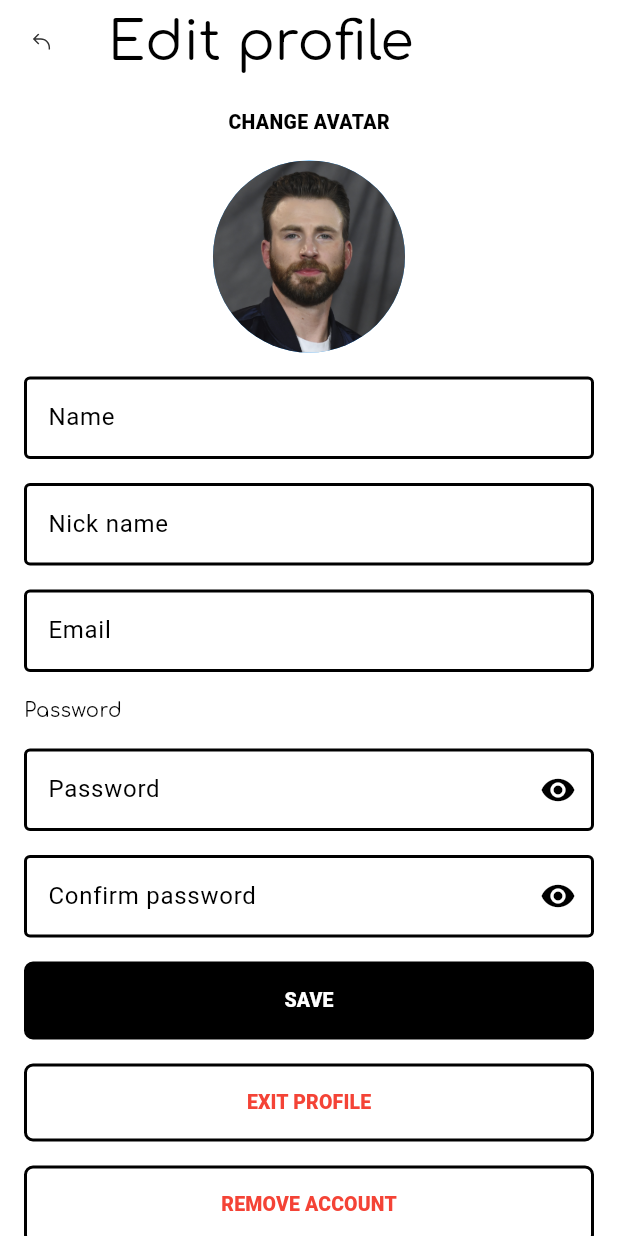
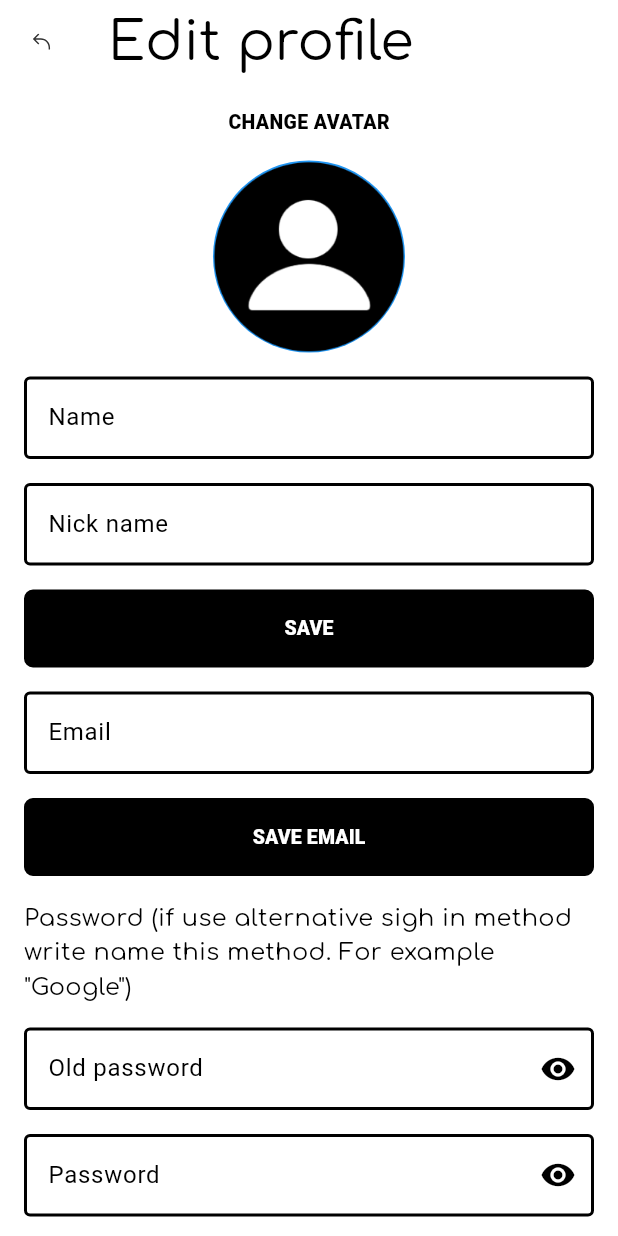
Before and after one commit to VLad345406/flutter_photo, a Flutter app: the ProfileScreen screen opened directly, after a tap on the "settings" icon, on a phone screen of 412 x 824 dp. Run offline on Flutter 3.47's test engine with Material 3 defaults, Android fonts, the phone set to English and light mode, and no system bars; our stand-ins replace cloud_firestore, firebase_auth, firebase_core, firebase_storage, flutter_svg, google_fonts and 4 more; accounts and stored records are empty.

Commit message:
Add change profile avatar and start make change password method

```diff
--- /dev/null
+++ b/lib/elements/user_avatar.dart
@@ -0,0 +1,32 @@
+import 'package:flutter/material.dart';
+
+class PhotoUserAvatar extends StatefulWidget {
+  const PhotoUserAvatar({
+    super.key,
+    required this.userAvatarLink,
+    required this.radius,
+  });
+
+  final String userAvatarLink;
+  final double radius;
+
+  @override
+  State<PhotoUserAvatar> createState() => _PhotoUserAvatarState();
+}
+
+class _PhotoUserAvatarState extends State<PhotoUserAvatar> {
+  @override
+  Widget build(BuildContext context) {
+    return
+      widget.userAvatarLink.isNotEmpty
+          ? CircleAvatar(
+        radius: widget.radius,
+        backgroundImage: NetworkImage(widget.userAvatarLink),
+      )
+          : CircleAvatar(
+        radius: widget.radius,
+        backgroundImage:
+        const AssetImage('assets/images/default_profile_avatar.png'),
+      );
+  }
+}
--- a/lib/screens/main/edit_profile_screen.dart
+++ b/lib/screens/main/edit_profile_screen.dart
@@ -1,11 +1,21 @@
+import 'dart:typed_data';
+
+import 'package:cloud_firestore/cloud_firestore.dart';
 import 'package:firebase_auth/firebase_auth.dart';
 import 'package:flutter/material.dart';
 import 'package:flutter_qualification_work/elements/button.dart';
 import 'package:flutter_qualification_work/elements/text_field.dart';
+import 'package:flutter_qualification_work/elements/user_avatar.dart';
 import 'package:flutter_qualification_work/screens/auth/start_screen.dart';
+import 'package:flutter_qualification_work/services/change_password_service.dart';
+import 'package:flutter_qualification_work/services/image_picker_service.dart';
 import 'package:flutter_qualification_work/services/remove_account_service.dart';
+import 'package:flutter_qualification_work/services/snack_bar_service.dart';
 import 'package:flutter_svg/svg.dart';
 import 'package:google_fonts/google_fonts.dart';
+import 'package:image_picker/image_picker.dart';
+
+import 'dart:io' show Platform;
 
 class EditScreen extends StatefulWidget {
   const EditScreen({super.key});
@@ -18,8 +28,41 @@ class _EditScreenState extends State<EditScreen> {
   final TextEditingController nameController = TextEditingController();
   final TextEditingController nicknameController = TextEditingController();
   final TextEditingController emailController = TextEditingController();
+  final TextEditingController oldPasswordController = TextEditingController();
   final TextEditingController passwordController = TextEditingController();
-  final TextEditingController confirmPasswordController = TextEditingController();
+  final TextEditingController confirmPasswordController =
+      TextEditingController();
+
+  String userName = '';
+  String userAvatarLink = '';
+
+  Future<void> getUserData() async {
+    final userId = FirebaseAuth.instance.currentUser!.uid;
+    final data =
+        await FirebaseFirestore.instance.collection('users').doc(userId).get();
+
+    setState(() {
+      userName = data['user_name'];
+      userAvatarLink = data['image_link'];
+      nicknameController.text = userName;
+      emailController.text = data['email'];
+    });
+  }
+
+  void selectImage() async {
+    Uint8List image = await pickImage(ImageSource.gallery);
+    uploadImageToStorage(userName, image);
+    await saveData(FirebaseAuth.instance.currentUser!.email.toString(),
+        FirebaseAuth.instance.currentUser!.uid.toString(), userName, image);
+    getUserData();
+  }
+
+  @override
+  void initState() {
+    super.initState();
+    getUserData();
+  }
+
   @override
   Widget build(BuildContext context) {
     final screenWidth = MediaQuery.of(context).size.width;
@@ -69,15 +112,13 @@ class _EditScreenState extends State<EditScreen> {
                 ),
               ),
               Center(
-                child: Container(
-                  padding: EdgeInsets.only(top: 16),
+                child: Padding(
+                  padding: const EdgeInsets.only(top: 16),
                   child: GestureDetector(
-                    onTap: () {
-                      print("Change avatar");
-                    },
-                    child: CircleAvatar(
+                    onTap: selectImage,
+                    child: PhotoUserAvatar(
+                      userAvatarLink: userAvatarLink,
                       radius: 64,
-                      backgroundImage: AssetImage("assets/images/avatar1.jpg"),
                     ),
                   ),
                 ),
@@ -92,21 +133,50 @@ class _EditScreenState extends State<EditScreen> {
                 showVisibleButton: false,
                 label: 'Nick name',
               ),
+              PhotoButton(
+                widthButton: screenWidth - 32,
+                buttonMargin:
+                    const EdgeInsets.only(top: 16, left: 16, right: 16),
+                buttonText: 'SAVE',
+                textColor: Colors.white,
+                buttonColor: Colors.black,
+                function: () {
+                  snackBar(context, 'Success save!');
+                  //Navigator.pop(context);
+                },
+              ),
               PhotoTextField(
                 controller: emailController,
                 showVisibleButton: false,
                 label: 'Email',
               ),
+              PhotoButton(
+                widthButton: screenWidth - 32,
+                buttonMargin:
+                    const EdgeInsets.only(top: 16, left: 16, right: 16),
+                buttonText: 'SAVE EMAIL',
+                textColor: Colors.white,
+                buttonColor: Colors.black,
+                function: () {
+                  snackBar(context, 'Success save!');
+                  //Navigator.pop(context);
+                },
+              ),
               Padding(
-                padding: EdgeInsets.only(top: 16, left: 16),
+                padding: EdgeInsets.only(top: 16, left: 16, right: 16),
                 child: Text(
-                  'Password',
+                  'Password (if use alternative sigh in method write name this method. For example "Google")',
                   style: GoogleFonts.comfortaa(
                     color: Colors.black,
-                    fontSize: 13,
+                    fontSize: 16,
                     fontWeight: FontWeight.w400,
                   ),
                 ),
+              ),
+              PhotoTextField(
+                controller: oldPasswordController,
+                showVisibleButton: true,
+                label: 'Old password',
               ),
               PhotoTextField(
                 controller: passwordController,
@@ -121,17 +191,22 @@ class _EditScreenState extends State<EditScreen> {
               ),
               PhotoButton(
                 widthButton: screenWidth - 32,
-                buttonMargin: const EdgeInsets.only(top: 16, left: 16, right: 16),
-                buttonText: 'SAVE',
+                buttonMargin:
+                    const EdgeInsets.only(top: 16, left: 16, right: 16),
+                buttonText: 'SAVE PASSWORD',
                 textColor: Colors.white,
                 buttonColor: Colors.black,
                 function: () {
-                  Navigator.pop(context);
+                  changePassword(context, oldPasswordController.text,
+                      passwordController.text, confirmPasswordController.text);
+                  //snackBar(context, 'Success save!');
+                  //Navigator.pop(context);
                 },
               ),
               PhotoButton(
                 widthButton: screenWidth - 32,
-                buttonMargin: const EdgeInsets.only(top: 16, left: 16, right: 16),
+                buttonMargin:
+                    const EdgeInsets.only(top: 16, left: 16, right: 16),
                 buttonText: 'EXIT PROFILE',
                 textColor: Colors.red,
                 buttonColor: Colors.white,
@@ -143,9 +218,14 @@ class _EditScreenState extends State<EditScreen> {
                   }), (route) => false);
                 },
               ),
-              PhotoButton(
+              Padding(
+                padding: EdgeInsets.only(
+                  bottom: Platform.isIOS ? 0 : 16,
+                ),
+                child: PhotoButton(
                   widthButton: screenWidth - 32,
-                buttonMargin: const EdgeInsets.only(top: 16, left: 16, right: 16),
+                  buttonMargin:
+                      const EdgeInsets.only(top: 16, left: 16, right: 16),
                   buttonText: 'REMOVE ACCOUNT',
                   textColor: Colors.red,
                   buttonColor: Colors.white,
@@ -153,9 +233,10 @@ class _EditScreenState extends State<EditScreen> {
                     removeAccount(context);
                   },
                 ),
+              ),
             ],
           );
-        }
+        },
       ),
     );
   }
--- a/lib/screens/main/profile_header_builder.dart
+++ b/lib/screens/main/profile_header_builder.dart
@@ -29,19 +29,6 @@ class _ProfileHeaderBuilder extends State<ProfileHeaderBuilder> {
               backgroundImage: AssetImage("assets/images/avatar1.jpg"),
             ),
           ),
-          /*Center(
-            child: Container(
-              padding: EdgeInsets.only(top: 32),
-              child: Text(
-                'Tom',
-                style: GoogleFonts.comfortaa(
-                  color: Colors.black,
-                  fontSize: 36,
-                  fontWeight: FontWeight.w400,
-                ),
-              ),
-            ),
-          ),*/
           Center(
             child: GestureDetector(
               onTap: () {
--- a/lib/screens/main/profile_screen.dart
+++ b/lib/screens/main/profile_screen.dart
@@ -1,8 +1,13 @@
+import 'package:cloud_firestore/cloud_firestore.dart';
+import 'package:firebase_auth/firebase_auth.dart';
+import 'package:flutter/foundation.dart';
 import 'package:flutter/material.dart';
-import 'package:flutter_qualification_work/elements/button.dart';
+import 'package:flutter/services.dart';
+//import 'package:flutter_qualification_work/elements/button.dart';
+import 'package:flutter_qualification_work/elements/user_avatar.dart';
 import 'package:flutter_qualification_work/screens/main/edit_profile_screen.dart';
-import 'package:flutter_qualification_work/screens/main/photo_open.dart';
-import 'package:flutter_qualification_work/screens/main/profile_header_builder.dart';
+//import 'package:flutter_qualification_work/screens/main/photo_open.dart';
+import 'package:flutter_qualification_work/services/snack_bar_service.dart';
 import 'package:google_fonts/google_fonts.dart';
 
 class ProfileScreen extends StatefulWidget {
@@ -15,11 +20,37 @@ class ProfileScreen extends StatefulWidget {
 }
 
 class _ProfileScreenState extends State<ProfileScreen> {
+  String name = '';
+  String userName = '';
+  String userAvatarLink = '';
+
+  Future<void> getUserData() async {
+    final userId = FirebaseAuth.instance.currentUser!.uid;
+    final data =
+    await FirebaseFirestore.instance.collection('users').doc(userId).get();
+
+    setState(() {
+      userName = data['user_name'];
+      userAvatarLink = data['image_link'];
+      try {
+        name = data['name'];
+      } catch (e) {
+        name = data['user_name'];
+      }
+    });
+  }
+
+  @override
+  void initState() {
+    super.initState();
+    getUserData();
+  }
+
   @override
   Widget build(BuildContext context) {
-    final screenWidth = MediaQuery.of(context).size.width;
+    //final screenWidth = MediaQuery.of(context).size.width;
 
-    final List<String> photoArray = [
+    /*final List<String> photoArray = [
       "picture1.jpg",
       "picture2.jpg",
       "picture3.jpg",
@@ -27,14 +58,14 @@ class _ProfileScreenState extends State<ProfileScreen> {
       "picture5.jpg",
       "picture5.jpg"
     ];
-    int _countPictures = 5;
+    int _countPictures = 5;*/
 
     return Scaffold(
       backgroundColor: Colors.white,
       appBar: AppBar(
         backgroundColor: Colors.white,
         title: Text(
-          'Tom',
+          name,
           style: GoogleFonts.comfortaa(
             color: Colors.black,
             fontSize: 36,
@@ -55,7 +86,56 @@ class _ProfileScreenState extends State<ProfileScreen> {
           ),
         ],
       ),
-      body: ListView.builder(
+      body: ListView(
+        children: [
+          Center(
+            child: Padding(
+              padding: const EdgeInsets.only(top: 16),
+              child: PhotoUserAvatar(
+                userAvatarLink: userAvatarLink,
+                radius: 64,
+              ),
+            ),
+          ),
+          /*Center(
+            child: Container(
+              padding: EdgeInsets.only(top: 16),
+              child: GestureDetector(
+                onTap: () {
+                  print("Change avatar");
+                },
+                child: CircleAvatar(
+                  radius: 64,
+                  backgroundImage: AssetImage("assets/images/avatar1.jpg"),
+                ),
+              ),
+            ),
+          ),*/
+          Center(
+            child: GestureDetector(
+              onTap: () {
+                Clipboard.setData(ClipboardData(text: "@$userName"));
+                snackBar(context, 'Success copied!');
+                if (kDebugMode) {
+                  print("success copied");
+                }
+              },
+              child: Container(
+                padding: EdgeInsets.only(top: 16),
+                child: Text(
+                  '@$userName',
+                  style: GoogleFonts.roboto(
+                    color: Colors.black,
+                    fontSize: 13,
+                    fontWeight: FontWeight.w900,
+                  ),
+                ),
+              ),
+            ),
+          ),
+        ],
+      ),
+      /*body: ListView.builder(
         //itemCount: photoArray.length + 2,
         itemCount: photoArray.length > 5
             ? (_countPictures + 2)
@@ -74,11 +154,11 @@ class _ProfileScreenState extends State<ProfileScreen> {
                             path:
                                 'assets/images/Profile1/${photoArray[index - 1]}')));
               },
-              /*onTap: (){
+              *//*onTap: (){
                 //Navigator.pushNamed(context, '/photo_open');
                 // PhotoOpen(path: 'assets/images/Profile1/${photoArray[index - 1]}');
                 Navigator.push(context, MaterialPageRoute(builder: (context) => PhotoOpen(path: 'assets/images/Profile1/${photoArray[index - 1]}')));
-              },*/
+              },*//*
               child: Container(
                 margin: const EdgeInsets.only(top: 32, left: 16, right: 16),
                 height: screenWidth - 32,
@@ -104,7 +184,7 @@ class _ProfileScreenState extends State<ProfileScreen> {
           }
           return null;
         },
-      ),
+      ),*/
     );
   }
 }
--- a/pubspec.yaml
+++ b/pubspec.yaml
@@ -26,6 +26,7 @@ dependencies:
   photo_view: ^0.14.0
   cloud_firestore: ^4.17.3
   firebase_storage: ^11.7.5
+  image_picker: ^1.1.1
 
 dev_dependencies:
   bloc_test: ^9.1.0
```
Also changed, not shown: lib/services/change_password_service.dart (added, +57 -0 lines), lib/services/image_picker_service.dart (added, +44 -0 lines), assets/images/default_profile_avatar.png (added), pubspec.lock, 7 other files. Lines whose indentation alone changed are shown as unchanged.
